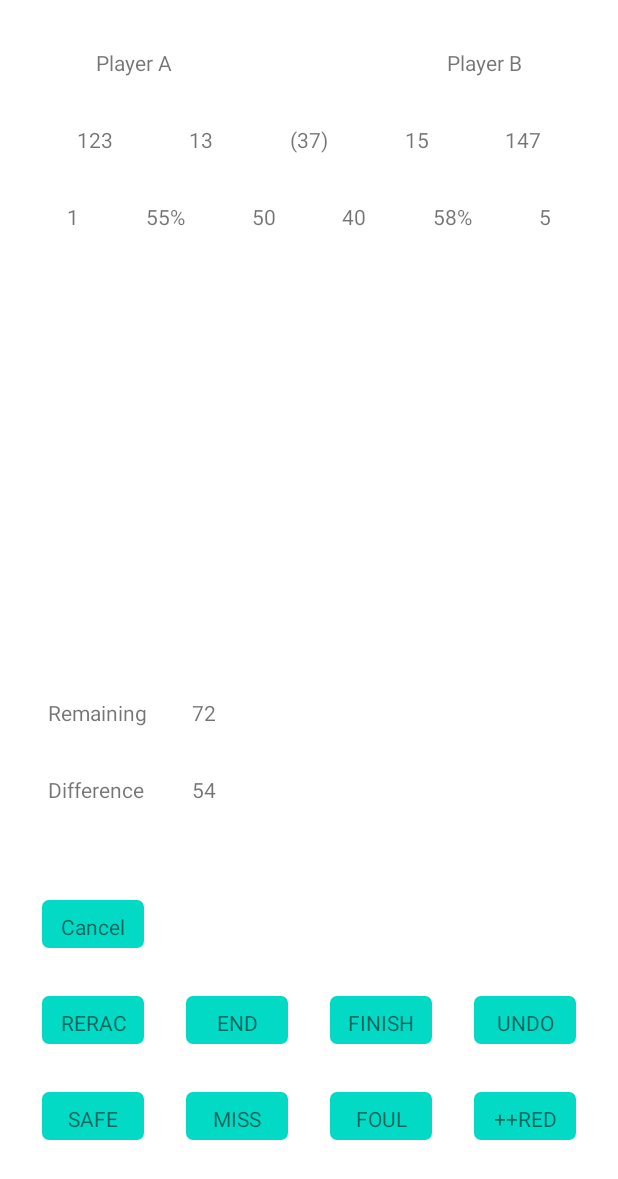
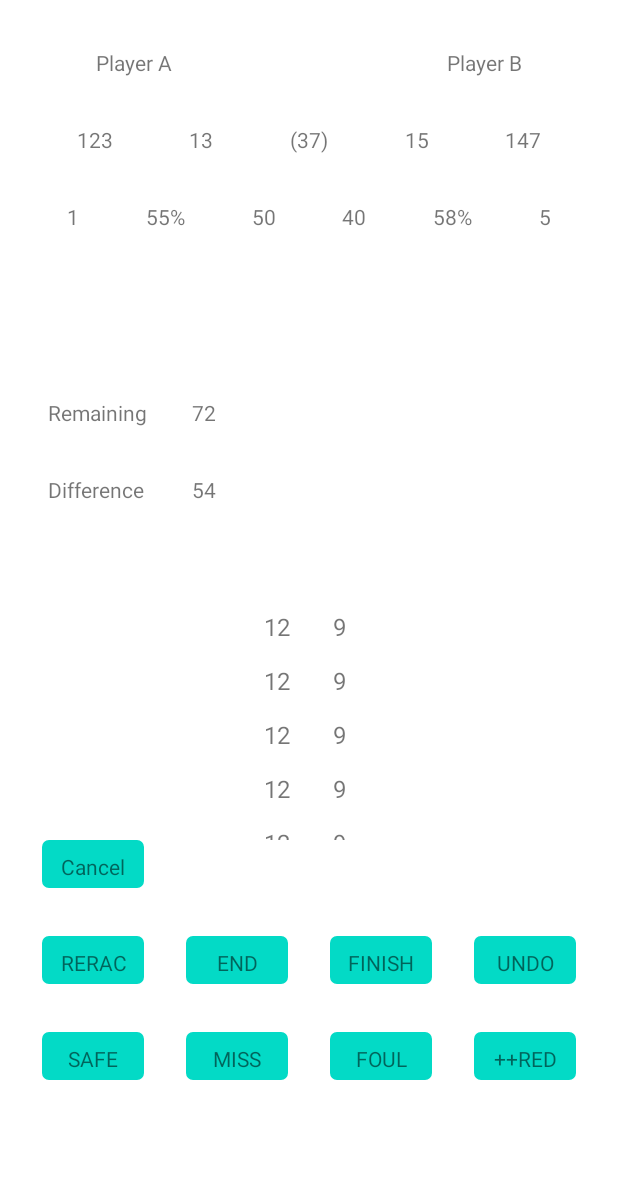
Before and after one commit to victorcocuz/snooker-board, an Android app: the layout fragment_game.xml on its own in the app's theme, with its tools: preview values and no code run, on a phone screen of 412 x 824 dp. Shown: the top 1179 px of the screen. Run offline under Robolectric (Android 15) with nearby library versions, the phone set to English and light mode, and no system bars.

Commit message:
feat: implement score part of recyclerview in-game, refactor ball enum into class to allow for point override

```diff
--- a/app/src/main/java/com/example/snookerscore/database/SnookerDatabase.kt
+++ b/app/src/main/java/com/example/snookerscore/database/SnookerDatabase.kt
@@ -13,7 +13,7 @@ import androidx.room.TypeConverters
         DatabaseBreak::class,
         DatabasePot::class,
         DatabaseBall::class,
-        DatabaseCrtScore::class], version = 9, exportSchema = false
+        DatabaseCrtScore::class], version = 10, exportSchema = false
 )
 
 @TypeConverters(Converters::class)
--- a/app/src/main/java/com/example/snookerscore/fragments/game/BallAdapter.kt
+++ b/app/src/main/java/com/example/snookerscore/fragments/game/BallAdapter.kt
@@ -10,7 +10,6 @@ import com.example.snookerscore.databinding.ItemBallViewBinding
 import com.example.snookerscore.domain.Ball
 
 class BallAdapter(private val clickListener: BallListener, private val ballStack: LiveData<MutableList<Ball>>): ListAdapter<Ball, BallAdapter.ViewHolder>(BallAdapterCallback()) {
-
 
     override fun onCreateViewHolder(parent: ViewGroup, viewType: Int): ViewHolder {
         return ViewHolder.from(parent)
--- a/app/src/main/java/com/example/snookerscore/fragments/play/PlayFragment.kt
+++ b/app/src/main/java/com/example/snookerscore/fragments/play/PlayFragment.kt
@@ -103,6 +103,6 @@ class PlayFragment : androidx.fragment.app.Fragment() {
         putInt(getString(R.string.shared_pref_match_first), playFragmentViewModel.eventBreaksFirst.value!!.peekContent())
         apply()
         gameViewModel.getSavedStateRules()
-        gameViewModel.resetMatchScore()
+        gameViewModel.resetMatch()
     }
 }
--- a/app/src/main/res/layout/fragment_game.xml
+++ b/app/src/main/res/layout/fragment_game.xml
@@ -4,6 +4,7 @@
     xmlns:tools="http://schemas.android.com/tools">
 
     <data>
+
         <variable
             name="gameViewModel"
             type="com.example.snookerscore.fragments.game.GameViewModel" />
@@ -147,23 +148,23 @@
             android:id="@+id/game_text_score_break_a"
             android:layout_width="wrap_content"
             android:layout_height="wrap_content"
-            tools:text="50"
             android:text="@{String.valueOf(gameViewModel.displayScore.getFirst().highestBreak)}"
             app:layout_constraintBottom_toBottomOf="@+id/game_text_score_foul_a"
             app:layout_constraintEnd_toStartOf="@+id/game_text_score_break_b"
             app:layout_constraintHorizontal_bias="0.5"
-            app:layout_constraintStart_toEndOf="@+id/game_text_score_percentage_a" />
+            app:layout_constraintStart_toEndOf="@+id/game_text_score_percentage_a"
+            tools:text="50" />
 
         <TextView
             android:id="@+id/game_text_score_break_b"
             android:layout_width="wrap_content"
             android:layout_height="wrap_content"
             android:text="@{String.valueOf(gameViewModel.displayScore.getSecond().highestBreak)}"
-            tools:text="40"
             app:layout_constraintBottom_toBottomOf="@+id/game_text_score_foul_a"
             app:layout_constraintEnd_toStartOf="@+id/game_text_score_percentage_b"
             app:layout_constraintHorizontal_bias="0.5"
-            app:layout_constraintStart_toEndOf="@+id/game_text_score_break_a" />
+            app:layout_constraintStart_toEndOf="@+id/game_text_score_break_a"
+            tools:text="40" />
 
         <TextView
             android:id="@+id/game_label_remaining"
@@ -181,8 +182,19 @@
             android:layout_marginStart="@dimen/margin_large"
             android:layout_marginBottom="@dimen/margin_xlarge"
             android:text="@string/fragment_game_label_difference"
+            app:layout_constraintBottom_toTopOf="@+id/frag_game_break_rv"
+            app:layout_constraintStart_toStartOf="parent" />
+
+        <androidx.recyclerview.widget.RecyclerView
+            android:id="@+id/frag_game_break_rv"
+            android:layout_width="match_parent"
+            android:layout_height="160dp"
+            app:layoutManager="androidx.recyclerview.widget.LinearLayoutManager"
             app:layout_constraintBottom_toTopOf="@+id/frag_game_action_btns"
-            app:layout_constraintStart_toStartOf="parent" />
+            app:listBreakData="@{gameViewModel.displayFrameStack}"
+            tools:itemCount="16"
+            tools:layout_editor_absoluteX="207dp"
+            tools:listitem="@layout/item_break_view" />
 
         <TextView
             android:id="@+id/game_text_score_remaining"
@@ -216,7 +228,7 @@
         <androidx.recyclerview.widget.RecyclerView
             android:id="@+id/frag_game_balls_rv"
             android:layout_width="wrap_content"
-            android:layout_height="wrap_content"
+            android:layout_height="40dp"
             android:layout_gravity="center"
             android:layout_marginStart="@dimen/margin_large"
             android:layout_marginEnd="@dimen/margin_large"
--- /dev/null
+++ b/app/src/main/res/layout/item_break_view.xml
@@ -0,0 +1,50 @@
+<?xml version="1.0" encoding="utf-8"?>
+<layout xmlns:android="http://schemas.android.com/apk/res/android"
+    xmlns:tools="http://schemas.android.com/tools"
+    xmlns:app="http://schemas.android.com/apk/res-auto">
+
+    <data>
+        <variable
+            name="crtBreak"
+            type="com.example.snookerscore.domain.Break" />
+    </data>
+
+    <LinearLayout
+        android:id="@+id/item_break_linear_layout"
+        android:layout_width="match_parent"
+        android:layout_height="@dimen/ball_size"
+        android:orientation="horizontal">
+
+        <TextView
+            android:id="@+id/item_break_a_balls"
+            android:layout_weight="4"
+            android:layout_width="0dp"
+            android:layout_height="match_parent"/>
+
+        <TextView
+            android:id="@+id/item_break_a_points"
+            android:layout_width="0dp"
+            android:layout_weight="1"
+            tools:text="12"
+            android:layout_height="match_parent"
+            app:crtBreakPointsA="@{crtBreak}"
+            android:gravity="center"
+            android:textSize="@dimen/text_regular" />
+
+        <TextView
+            android:id="@+id/item_break_b_points"
+            android:layout_width="0dp"
+            android:layout_weight="1"
+            tools:text="9"
+            app:crtBreakPointsB="@{crtBreak}"
+            android:layout_height="match_parent"
+            android:gravity="center"
+            android:textSize="@dimen/text_regular" />
+
+        <TextView
+            android:id="@+id/item_break_b_balls"
+            android:layout_width="0dp"
+            android:layout_weight="4"
+            android:layout_height="match_parent"/>
+    </LinearLayout>
+</layout>
--- a/app/src/main/res/layout/layout_game_actions.xml
+++ b/app/src/main/res/layout/layout_game_actions.xml
@@ -68,7 +68,7 @@
             android:id="@+id/game_btn_act_rerack"
             style="@style/temp_btn"
             android:layout_marginBottom="@dimen/margin_large"
-            android:onClick="@{() -> gameViewModel.resetFrameScore()}"
+            android:onClick="@{() -> gameViewModel.resetFrame()}"
             android:text="@string/action_rerack"
             app:layout_constraintBottom_toTopOf="@+id/game_btn_act_safe"
             app:layout_constraintEnd_toStartOf="@+id/game_btn_act_end_frame"
```
Also changed, not shown: app/src/main/java/com/example/snookerscore/database/DatabaseMatchBreaks.kt (+8 -4 lines), app/src/main/java/com/example/snookerscore/domain/Break.kt (+67 -22 lines), app/src/main/java/com/example/snookerscore/fragments/game/BreaksAdapter.kt (added, +46 -0 lines), app/src/main/java/com/example/snookerscore/fragments/game/GameFragment.kt (+11 -10 lines), app/src/main/java/com/example/snookerscore/fragments/game/GameViewModel.kt (+30 -31 lines), app/src/main/java/com/example/snookerscore/fragments/game/MatchHelpers.kt (+41 -19 lines), app/src/main/java/com/example/snookerscore/fragments/gamedialogs/GameFoulDialogFragment.kt (+7 -7 lines), app/src/main/java/com/example/snookerscore/fragments/gamestatistics/GameStatsAdapter.kt (+6 -4 lines), app/src/main/java/com/example/snookerscore/fragments/gamestatistics/GameStatsFragment.kt (+7 -2 lines), app/src/main/java/com/example/snookerscore/utils/BindingAdapters.kt (+34 -10 lines), app/src/main/res/layout/fragment_play.xml (+3 -16 lines), app/src/main/res/xml/fragment_play_scene.xml (deleted, +0 -37 lines).
